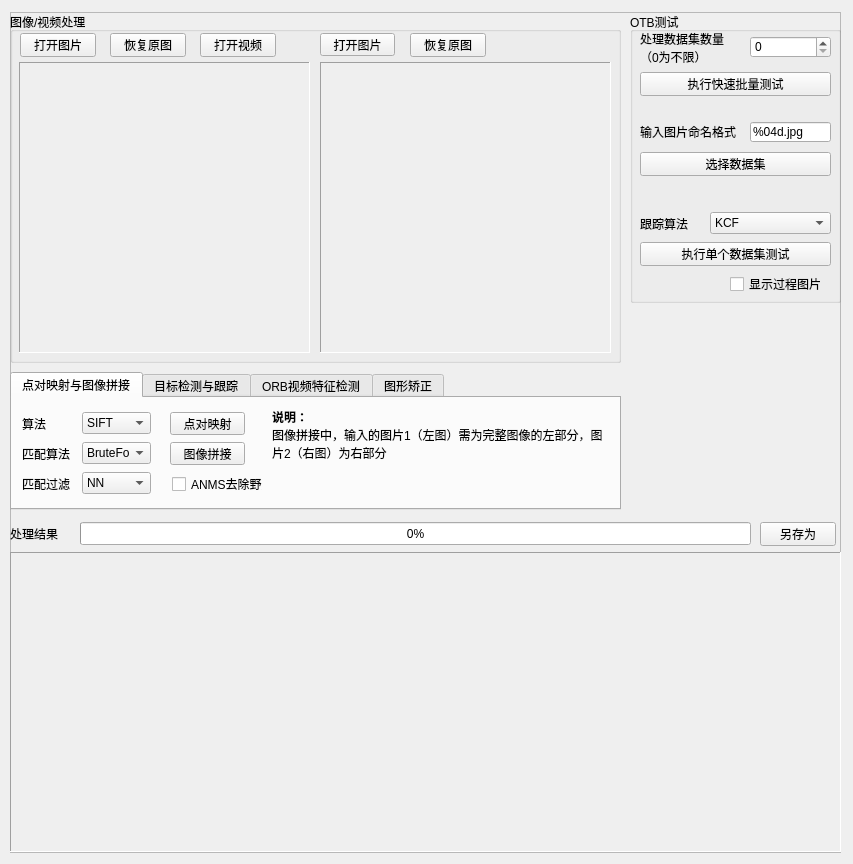
This is DIP-Lab2/DIPLab2.ui in 0xja-eth/DIP-Lab2 as Qt 5 draws it before an edit. The edited form follows.
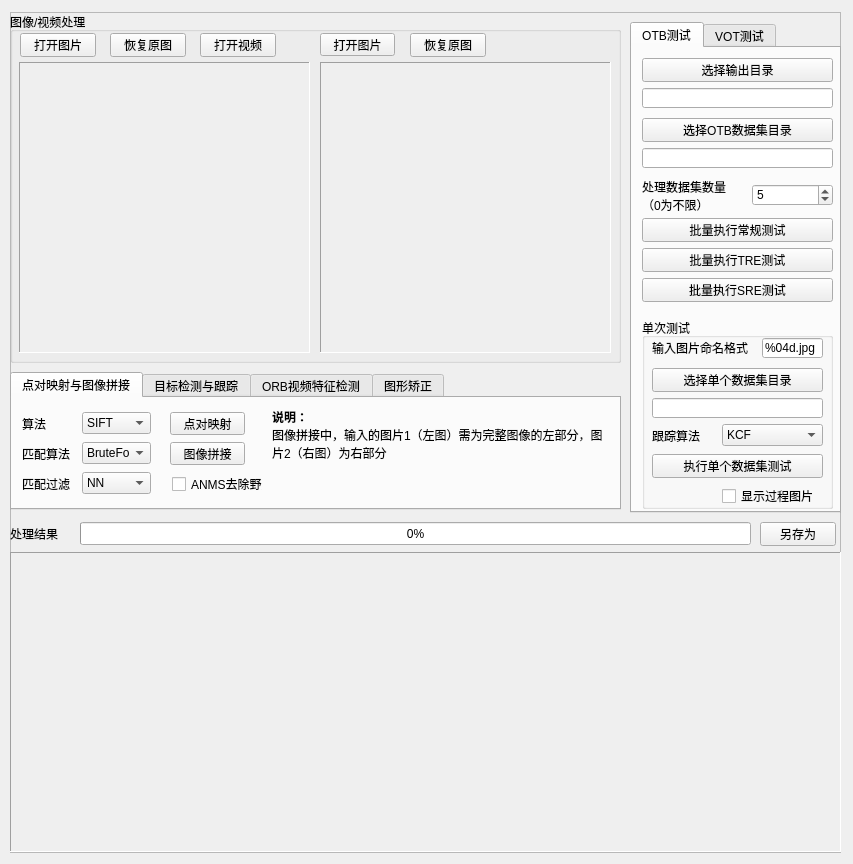
This is the edited form.

Commit message: Imporve user interface

Patch:
```diff
--- a/DIP-Lab2/DIPLab2.ui
+++ b/DIP-Lab2/DIPLab2.ui
@@ -706,182 +706,6 @@
       </widget>
      </widget>
     </widget>
-    <widget class="QGroupBox" name="groupBox">
-     <property name="geometry">
-      <rect>
-       <x>620</x>
-       <y>0</y>
-       <width>211</width>
-       <height>291</height>
-      </rect>
-     </property>
-     <property name="title">
-      <string>OTB测试</string>
-     </property>
-     <widget class="QLabel" name="datasetName">
-      <property name="geometry">
-       <rect>
-        <x>10</x>
-        <y>170</y>
-        <width>191</width>
-        <height>21</height>
-       </rect>
-      </property>
-      <property name="text">
-       <string/>
-      </property>
-      <property name="wordWrap">
-       <bool>true</bool>
-      </property>
-     </widget>
-     <widget class="QLabel" name="label_11">
-      <property name="geometry">
-       <rect>
-        <x>10</x>
-        <y>206</y>
-        <width>54</width>
-        <height>12</height>
-       </rect>
-      </property>
-      <property name="text">
-       <string>跟踪算法</string>
-      </property>
-     </widget>
-     <widget class="QPushButton" name="openDataset">
-      <property name="geometry">
-       <rect>
-        <x>10</x>
-        <y>140</y>
-        <width>191</width>
-        <height>24</height>
-       </rect>
-      </property>
-      <property name="text">
-       <string>选择数据集</string>
-      </property>
-     </widget>
-     <widget class="QComboBox" name="otbAlgoSelect">
-      <property name="geometry">
-       <rect>
-        <x>80</x>
-        <y>200</y>
-        <width>121</width>
-        <height>22</height>
-       </rect>
-      </property>
-      <item>
-       <property name="text">
-        <string>KCF</string>
-       </property>
-      </item>
-      <item>
-       <property name="text">
-        <string>TLD</string>
-       </property>
-      </item>
-      <item>
-       <property name="text">
-        <string>GOTURN</string>
-       </property>
-      </item>
-      <item>
-       <property name="text">
-        <string>STRUCK</string>
-       </property>
-      </item>
-     </widget>
-     <widget class="QPushButton" name="runOTB">
-      <property name="geometry">
-       <rect>
-        <x>10</x>
-        <y>230</y>
-        <width>191</width>
-        <height>24</height>
-       </rect>
-      </property>
-      <property name="text">
-       <string>执行单个数据集测试</string>
-      </property>
-     </widget>
-     <widget class="QSpinBox" name="numInput">
-      <property name="geometry">
-       <rect>
-        <x>120</x>
-        <y>24</y>
-        <width>81</width>
-        <height>22</height>
-       </rect>
-      </property>
-     </widget>
-     <widget class="QLabel" name="label_12">
-      <property name="geometry">
-       <rect>
-        <x>10</x>
-        <y>20</y>
-        <width>91</width>
-        <height>31</height>
-       </rect>
-      </property>
-      <property name="text">
-       <string>处理数据集数量（0为不限）</string>
-      </property>
-      <property name="wordWrap">
-       <bool>true</bool>
-      </property>
-     </widget>
-     <widget class="QPushButton" name="batRunOTB">
-      <property name="geometry">
-       <rect>
-        <x>10</x>
-        <y>60</y>
-        <width>191</width>
-        <height>24</height>
-       </rect>
-      </property>
-      <property name="text">
-       <string>执行快速批量测试</string>
-      </property>
-     </widget>
-     <widget class="QLabel" name="label_13">
-      <property name="geometry">
-       <rect>
-        <x>10</x>
-        <y>112</y>
-        <width>101</width>
-        <height>16</height>
-       </rect>
-      </property>
-      <property name="text">
-       <string>输入图片命名格式</string>
-      </property>
-     </widget>
-     <widget class="QLineEdit" name="format">
-      <property name="geometry">
-       <rect>
-        <x>120</x>
-        <y>110</y>
-        <width>81</width>
-        <height>20</height>
-       </rect>
-      </property>
-      <property name="text">
-       <string>%04d.jpg</string>
-      </property>
-     </widget>
-     <widget class="QCheckBox" name="showImg">
-      <property name="geometry">
-       <rect>
-        <x>100</x>
-        <y>264</y>
-        <width>101</width>
-        <height>16</height>
-       </rect>
-      </property>
-      <property name="text">
-       <string>显示过程图片</string>
-      </property>
-     </widget>
-    </widget>
     <widget class="QGroupBox" name="groupBox_2">
      <property name="geometry">
       <rect>
@@ -1126,6 +950,304 @@
       </property>
      </widget>
     </widget>
+    <widget class="QTabWidget" name="tabWidget">
+     <property name="geometry">
+      <rect>
+       <x>620</x>
+       <y>10</y>
+       <width>211</width>
+       <height>491</height>
+      </rect>
+     </property>
+     <property name="currentIndex">
+      <number>0</number>
+     </property>
+     <widget class="QWidget" name="tab_3">
+      <attribute name="title">
+       <string>OTB测试</string>
+      </attribute>
+      <widget class="QPushButton" name="openOutDir">
+       <property name="geometry">
+        <rect>
+         <x>10</x>
+         <y>10</y>
+         <width>191</width>
+         <height>24</height>
+        </rect>
+       </property>
+       <property name="text">
+        <string>选择输出目录</string>
+       </property>
+      </widget>
+      <widget class="QLabel" name="label_12">
+       <property name="geometry">
+        <rect>
+         <x>10</x>
+         <y>132</y>
+         <width>91</width>
+         <height>31</height>
+        </rect>
+       </property>
+       <property name="text">
+        <string>处理数据集数量（0为不限）</string>
+       </property>
+       <property name="wordWrap">
+        <bool>true</bool>
+       </property>
+      </widget>
+      <widget class="QPushButton" name="batRunOTBTRE">
+       <property name="geometry">
+        <rect>
+         <x>10</x>
+         <y>200</y>
+         <width>191</width>
+         <height>24</height>
+        </rect>
+       </property>
+       <property name="text">
+        <string>批量执行TRE测试</string>
+       </property>
+      </widget>
+      <widget class="QSpinBox" name="numInput">
+       <property name="geometry">
+        <rect>
+         <x>120</x>
+         <y>136</y>
+         <width>81</width>
+         <height>22</height>
+        </rect>
+       </property>
+       <property name="maximum">
+        <number>10</number>
+       </property>
+       <property name="value">
+        <number>5</number>
+       </property>
+      </widget>
+      <widget class="QPushButton" name="openDatasetDir">
+       <property name="geometry">
+        <rect>
+         <x>10</x>
+         <y>70</y>
+         <width>191</width>
+         <height>24</height>
+        </rect>
+       </property>
+       <property name="text">
+        <string>选择OTB数据集目录</string>
+       </property>
+      </widget>
+      <widget class="QLineEdit" name="outDir">
+       <property name="enabled">
+        <bool>true</bool>
+       </property>
+       <property name="geometry">
+        <rect>
+         <x>10</x>
+         <y>40</y>
+         <width>191</width>
+         <height>20</height>
+        </rect>
+       </property>
+       <property name="text">
+        <string/>
+       </property>
+       <property name="readOnly">
+        <bool>true</bool>
+       </property>
+      </widget>
+      <widget class="QLineEdit" name="datasetDir">
+       <property name="enabled">
+        <bool>true</bool>
+       </property>
+       <property name="geometry">
+        <rect>
+         <x>10</x>
+         <y>100</y>
+         <width>191</width>
+         <height>20</height>
+        </rect>
+       </property>
+       <property name="text">
+        <string/>
+       </property>
+       <property name="readOnly">
+        <bool>true</bool>
+       </property>
+      </widget>
+      <widget class="QPushButton" name="batRunOTBSRE">
+       <property name="geometry">
+        <rect>
+         <x>10</x>
+         <y>230</y>
+         <width>191</width>
+         <height>24</height>
+        </rect>
+       </property>
+       <property name="text">
+        <string>批量执行SRE测试</string>
+       </property>
+      </widget>
+      <widget class="QPushButton" name="batRunOTB">
+       <property name="geometry">
+        <rect>
+         <x>10</x>
+         <y>170</y>
+         <width>191</width>
+         <height>24</height>
+        </rect>
+       </property>
+       <property name="text">
+        <string>批量执行常规测试</string>
+       </property>
+      </widget>
+      <widget class="QGroupBox" name="groupBox">
+       <property name="geometry">
+        <rect>
+         <x>10</x>
+         <y>270</y>
+         <width>191</width>
+         <height>191</height>
+        </rect>
+       </property>
+       <property name="title">
+        <string>单次测试</string>
+       </property>
+       <widget class="QLineEdit" name="format">
+        <property name="geometry">
+         <rect>
+          <x>120</x>
+          <y>20</y>
+          <width>61</width>
+          <height>20</height>
+         </rect>
+        </property>
+        <property name="text">
+         <string>%04d.jpg</string>
+        </property>
+       </widget>
+       <widget class="QPushButton" name="runOTB">
+        <property name="geometry">
+         <rect>
+          <x>10</x>
+          <y>136</y>
+          <width>171</width>
+          <height>24</height>
+         </rect>
+        </property>
+        <property name="text">
+         <string>执行单个数据集测试</string>
+        </property>
+       </widget>
+       <widget class="QLabel" name="label_13">
+        <property name="geometry">
+         <rect>
+          <x>10</x>
+          <y>22</y>
+          <width>101</width>
+          <height>16</height>
+         </rect>
+        </property>
+        <property name="text">
+         <string>输入图片命名格式</string>
+        </property>
+       </widget>
+       <widget class="QComboBox" name="otbAlgoSelect">
+        <property name="geometry">
+         <rect>
+          <x>80</x>
+          <y>106</y>
+          <width>101</width>
+          <height>22</height>
+         </rect>
+        </property>
+        <item>
+         <property name="text">
+          <string>KCF</string>
+         </property>
+        </item>
+        <item>
+         <property name="text">
+          <string>TLD</string>
+         </property>
+        </item>
+        <item>
+         <property name="text">
+          <string>GOTURN</string>
+         </property>
+        </item>
+        <item>
+         <property name="text">
+          <string>STRUCK</string>
+         </property>
+        </item>
+       </widget>
+       <widget class="QCheckBox" name="showImg">
+        <property name="geometry">
+         <rect>
+          <x>80</x>
+          <y>170</y>
+          <width>101</width>
+          <height>16</height>
+         </rect>
+        </property>
+        <property name="text">
+         <string>显示过程图片</string>
+        </property>
+       </widget>
+       <widget class="QLabel" name="label_11">
+        <property name="geometry">
+         <rect>
+          <x>10</x>
+          <y>112</y>
+          <width>54</width>
+          <height>12</height>
+         </rect>
+        </property>
+        <property name="text">
+         <string>跟踪算法</string>
+        </property>
+       </widget>
+       <widget class="QPushButton" name="openDataset">
+        <property name="geometry">
+         <rect>
+          <x>10</x>
+          <y>50</y>
+          <width>171</width>
+          <height>24</height>
+         </rect>
+        </property>
+        <property name="text">
+         <string>选择单个数据集目录</string>
+        </property>
+       </widget>
+       <widget class="QLineEdit" name="datasetName">
+        <property name="enabled">
+         <bool>true</bool>
+        </property>
+        <property name="geometry">
+         <rect>
+          <x>10</x>
+          <y>80</y>
+          <width>171</width>
+          <height>20</height>
+         </rect>
+        </property>
+        <property name="text">
+         <string/>
+        </property>
+        <property name="readOnly">
+         <bool>true</bool>
+        </property>
+       </widget>
+      </widget>
+     </widget>
+     <widget class="QWidget" name="tab_4">
+      <attribute name="title">
+       <string>VOT测试</string>
+      </attribute>
+     </widget>
+    </widget>
    </widget>
   </widget>
  </widget>
```
The commit also changes 4 other files.
